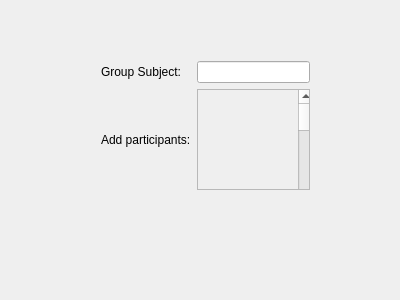
First picture: the form in add_group.ui, repository allenh1/timefuse-client, before the edit.
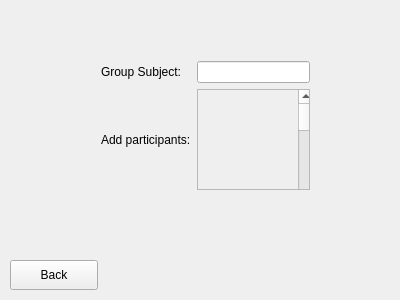
Second picture: the form after the edit.

Patch:
```diff
--- a/add_group.ui
+++ b/add_group.ui
@@ -72,6 +72,19 @@
     </item>
    </layout>
   </widget>
+  <widget class="QPushButton" name="back_button">
+   <property name="geometry">
+    <rect>
+     <x>10</x>
+     <y>260</y>
+     <width>88</width>
+     <height>30</height>
+    </rect>
+   </property>
+   <property name="text">
+    <string>Back</string>
+   </property>
+  </widget>
  </widget>
  <layoutdefault spacing="6" margin="11"/>
  <resources/>
```
Left out of the diff: 4 changed lines with no effect on the pictures.
